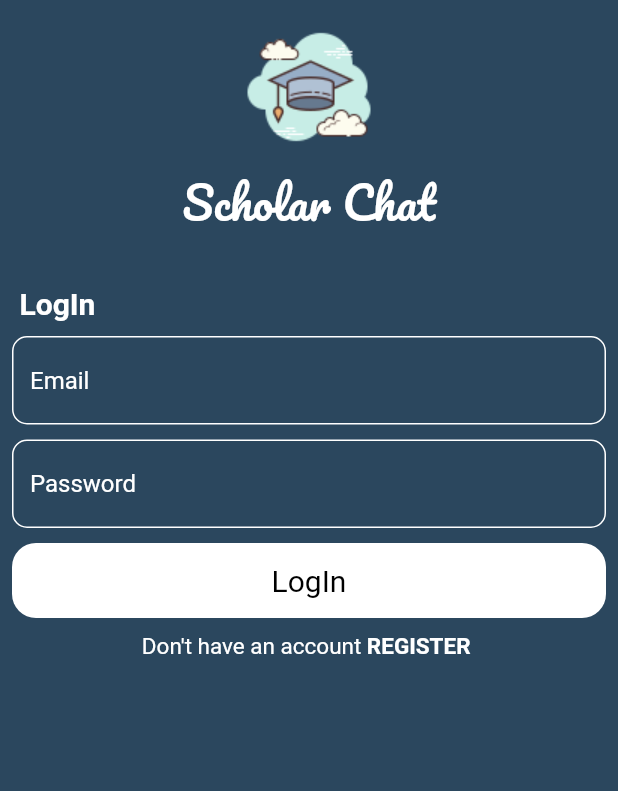
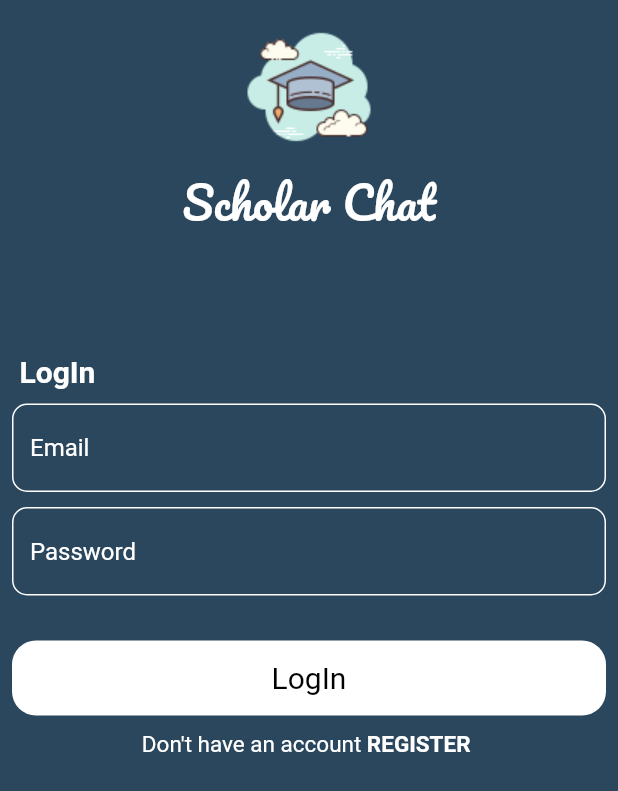
Before and after one commit to Sara-Waleed/chattingapp, a Flutter app: the LogIn screen opened by its route, on a phone screen of 412 x 824 dp. Shown: the top 791 px of the screen. Run offline on Flutter 3.47's test engine with Material 2 defaults, Android fonts, the phone set to English and light mode, and no system bars; drawn by our look-alikes of modal_progress_hud_nsn; our stand-ins replace cloud_firestore, firebase_auth, firebase_core; accounts and stored records are empty.

Commit message:
The final updating and committing. the next updating will be new feature not basic coding

```diff
--- a/lib/constants.dart
+++ b/lib/constants.dart
@@ -4,3 +4,4 @@ import 'package:flutter/cupertino.dart';
 const KPrimaryColor =Color(0xff2B475E);
 const KLogo = "assets/images/scholar.png";
 const KDatabase="messages";
+const KCreatedAt='createdAt';
--- a/lib/main.dart
+++ b/lib/main.dart
@@ -26,7 +26,7 @@ class MyApp extends StatelessWidget {
         "SingUp":(context) => SingUp(),
         "chat":(context) => ChatingPage(),
       },
-     home: ChatingPage(),
+     home: LogIn(),
     );
   }
 }
--- a/lib/models/gettingDataModel.dart
+++ b/lib/models/gettingDataModel.dart
@@ -3,10 +3,10 @@ import 'package:chattingapp/constants.dart';
 
 class Message {
   final String message;
- // final String id;
-  Message(this.message);
+  final String id;
+  Message(this.message,this.id);
 
   factory Message.fromJson(jsonData) {
-    return Message(jsonData[KDatabase]);
+    return Message(jsonData[KDatabase],jsonData['id']);
   }
 }
--- a/lib/view/LogIn.dart
+++ b/lib/view/LogIn.dart
@@ -2,6 +2,7 @@ import 'package:chattingapp/Widgets/SharedComponents.dart';
 import 'package:chattingapp/constants.dart';
 import 'package:firebase_auth/firebase_auth.dart';
 import 'package:flutter/material.dart';
+import 'package:modal_progress_hud_nsn/modal_progress_hud_nsn.dart';
 
 class LogIn extends StatefulWidget {
    LogIn({Key? key}) : super(key: key);
@@ -12,12 +13,13 @@ class LogIn extends StatefulWidget {
 
 class _LogInState extends State<LogIn> {
  GlobalKey<FormState> formKey=GlobalKey();
-
  String? email,password;
  bool isloaded=false;
   @override
   Widget build(BuildContext context) {
-    return Scaffold(
+    return ModalProgressHUD(
+      inAsyncCall: isloaded,
+      child: Scaffold(
         backgroundColor: KPrimaryColor,
         body: Padding(
           padding: const EdgeInsets.all(8.0),
@@ -37,7 +39,7 @@ class _LogInState extends State<LogIn> {
                   ),),
                 ),
 
-              SizedBox(height: 30,),
+                SizedBox(height: 75,),
 
                 Container(
                   child: Column(
@@ -53,14 +55,23 @@ class _LogInState extends State<LogIn> {
                         ),),
                       ),
                       SizedBox(height: 10,),
-                    TextFieldLogIn(hintText: "Email",onchange: (data){
+                      TextFieldLogIn(
+                          hintText: "Email",
+                          onchange: (data){
                         email=data;
                       }),
                       SizedBox(height: 10,),
-                    TextFieldLogIn(hintText: "Password",onchange: (data){
+
+                      TextFieldLogIn(
+                          obscureText: true,
+                          hintText: "Password",
+                          onchange: (data){
                         password=data;
                       }),
-                    SizedBox(height: 10,),
+                      SizedBox(height: 30,),
+
+
+
                       buttonItem(text: "LogIn",
                           ontap: ()async{
       if (formKey.currentState!.validate()) {
@@ -68,7 +79,7 @@ class _LogInState extends State<LogIn> {
       setState(() {});
       try {
       await LogInAccount();
-    Navigator.of(context).pushNamed("chat");
+      Navigator.of(context).pushNamed("chat",arguments: email);
       } on FirebaseAuthException catch (e) {
       if (e.code == 'weak-password') {
       showingSnapBar(context,"The password provided is too weak." );
@@ -91,7 +102,8 @@ class _LogInState extends State<LogIn> {
                               onTap: (){
                                 Navigator.of(context).pushNamed("SingUp");
                               },
-                            child: Text("REGISTER ",style: TextStyle(color: Colors.white,fontSize: 15,fontWeight: FontWeight.bold),)),
+                              child: Text("REGISTER ",
+                                style: TextStyle(color: Colors.white,fontSize: 15,fontWeight: FontWeight.bold),)),
                         ],
                       ),
                       // Spacer(flex: 1,),
@@ -103,6 +115,7 @@ class _LogInState extends State<LogIn> {
           ),
         ),
 
+      ),
     );
   }
 
--- a/lib/view/SignUp.dart
+++ b/lib/view/SignUp.dart
@@ -78,7 +78,7 @@ inAsyncCall: isloaded,
                         setState(() {});
                         try {
                                         await CreateUserAccount();
-                                        Navigator.pop(context);
+                                        Navigator.of(context).pushNamed("chat");
                                             } on FirebaseAuthException catch (e) {
                                               if (e.code == 'weak-password') {
                                                 showingSnapBar(context,"The password provided is too weak." );
@@ -101,7 +101,9 @@ inAsyncCall: isloaded,
                           onTap: (){
                             Navigator.of(context).pop(context);
                           },
-                            child: Text("Log IN ",style: TextStyle(color: Colors.white,fontSize: 15,fontWeight: FontWeight.bold),)),
+                            child: Text("Log IN ",
+                              style: TextStyle(
+                                  color: Colors.white,fontSize: 15,fontWeight: FontWeight.bold),)),
                       ],
                     ),
                     // Spacer(flex: 1,),
--- a/pubspec.yaml
+++ b/pubspec.yaml
@@ -41,11 +41,12 @@ dependencies:
   #firebase_auth: ^4.14.0
   firebase_auth_web: ^5.8.7
   modal_progress_hud_nsn: ^0.4.0
-  cloud_firestore: ^4.13.1
+
 
 dev_dependencies:
   flutter_test:
     sdk: flutter
+  cloud_firestore: ^4.13.1
 
   # The "flutter_lints" package below contains a set of recommended lints to
   # encourage good coding practices. The lint set provided by the package is
```
Also changed, not shown: lib/Widgets/SharedComponents.dart (+35 -0 lines), lib/view/Home.dart (+26 -6 lines), pubspec.lock. Lines whose indentation alone changed are shown as unchanged.
